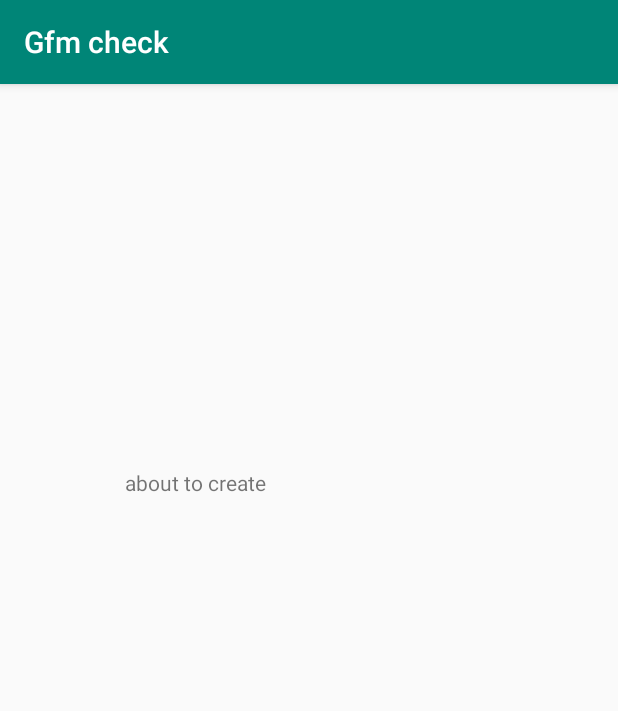
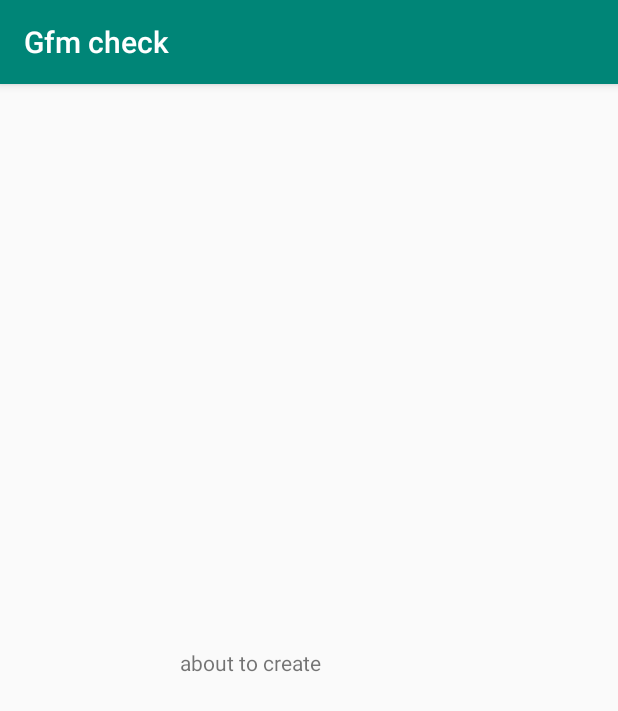
Before and after one commit to Asbaharoon/Students-academic, an Android app: the dataact screen opened directly, with no data from a screen before it, on a phone screen of 412 x 824 dp. Shown: the top 711 px of the screen. Run offline under Robolectric (Android 15) with nearby library versions, the phone set to English and light mode, and no system bars.

Commit message:
the after working ....carry on after this if any issue occurs

```diff
--- a/app/src/main/res/layout/activity_dataact.xml
+++ b/app/src/main/res/layout/activity_dataact.xml
@@ -10,9 +10,9 @@
         android:id="@+id/textView"
         android:layout_width="161dp"
         android:layout_height="107dp"
-        android:layout_marginStart="83dp"
-        android:layout_marginLeft="83dp"
-        android:layout_marginTop="256dp"
+        android:layout_marginStart="120dp"
+        android:layout_marginLeft="120dp"
+        android:layout_marginTop="376dp"
         android:text="about to create"
         app:layout_constraintStart_toStartOf="parent"
         app:layout_constraintTop_toTopOf="parent" />
```
